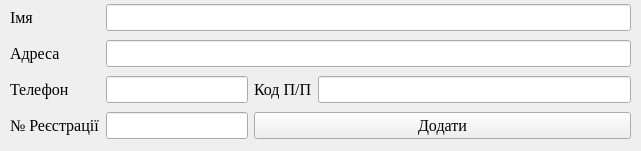
Old version of the form custumers_add.ui in the repository andrboyko/zbyt.
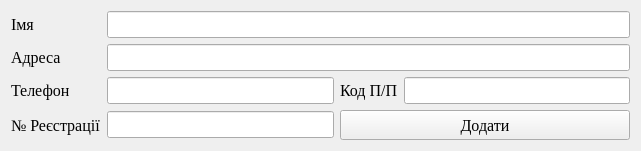
New version of the form. Icons and pictures are not drawn.

The edit to the form file:
```diff
--- a/custumers_add.ui
+++ b/custumers_add.ui
@@ -37,51 +37,7 @@
   <property name="windowTitle">
    <string>Додати замовника</string>
   </property>
-  <widget class="QWidget" name="gridLayoutWidget">
-   <property name="geometry">
-    <rect>
-     <x>10</x>
-     <y>1</y>
-     <width>621</width>
-     <height>141</height>
-    </rect>
-   </property>
    <layout class="QGridLayout" name="gridLayout">
-    <property name="sizeConstraint">
-     <enum>QLayout::SetMinimumSize</enum>
-    </property>
-    <property name="leftMargin">
-     <number>0</number>
-    </property>
-    <property name="topMargin">
-     <number>0</number>
-    </property>
-    <property name="rightMargin">
-     <number>0</number>
-    </property>
-    <property name="bottomMargin">
-     <number>0</number>
-    </property>
-    <property name="spacing">
-     <number>6</number>
-    </property>
-    <item row="2" column="1" colspan="2">
-     <widget class="QLineEdit" name="lineEdit_3"/>
-    </item>
-    <item row="1" column="0">
-     <widget class="QLabel" name="label_2">
-      <property name="text">
-       <string>Адреса</string>
-      </property>
-     </widget>
-    </item>
-    <item row="2" column="3">
-     <widget class="QLabel" name="label_4">
-      <property name="text">
-       <string>Код П/П</string>
-      </property>
-     </widget>
-    </item>
     <item row="0" column="0">
      <widget class="QLabel" name="label">
       <property name="text">
@@ -89,6 +45,13 @@
       </property>
      </widget>
     </item>
+   <item row="1" column="0">
+    <widget class="QLabel" name="label_2">
+     <property name="text">
+      <string>Адреса</string>
+     </property>
+    </widget>
+   </item>
     <item row="2" column="0">
      <widget class="QLabel" name="label_3">
       <property name="text">
@@ -96,23 +59,40 @@
       </property>
      </widget>
     </item>
-    <item row="2" column="4">
+   <item row="2" column="1">
+    <widget class="QLineEdit" name="lineEdit_3"/>
+   </item>
+   <item row="2" column="2">
+    <widget class="QLabel" name="label_4">
+     <property name="text">
+      <string>Код П/П</string>
+     </property>
+    </widget>
+   </item>
+   <item row="2" column="3">
      <widget class="QLineEdit" name="lineEdit_4"/>
     </item>
-    <item row="1" column="1" colspan="4">
-     <widget class="QLineEdit" name="lineEdit_2"/>
-    </item>
-    <item row="0" column="1" colspan="4">
-     <widget class="QLineEdit" name="lineEdit"/>
-    </item>
-    <item row="4" column="1" colspan="2">
+   <item row="3" column="0">
+    <widget class="QLabel" name="label_5">
+     <property name="text">
+      <string>№ Реєстрації</string>
+     </property>
+    </widget>
+   </item>
+   <item row="3" column="1">
      <widget class="QLineEdit" name="lineEdit_5"/>
     </item>
-    <item row="4" column="3" colspan="2">
+   <item row="3" column="2" colspan="2">
      <widget class="QPushButton" name="pushButton">
       <property name="enabled">
        <bool>true</bool>
       </property>
+     <property name="minimumSize">
+      <size>
+       <width>0</width>
+       <height>30</height>
+      </size>
+     </property>
       <property name="text">
        <string>Додати</string>
       </property>
@@ -122,15 +102,13 @@
       </property>
      </widget>
     </item>
-    <item row="4" column="0">
-     <widget class="QLabel" name="label_5">
-      <property name="text">
-       <string>№ Реєстрації</string>
-      </property>
-     </widget>
-    </item>
-   </layout>
-  </widget>
+   <item row="1" column="1" colspan="3">
+    <widget class="QLineEdit" name="lineEdit_2"/>
+   </item>
+   <item row="0" column="1" colspan="3">
+    <widget class="QLineEdit" name="lineEdit"/>
+   </item>
+  </layout>
  </widget>
  <tabstops>
   <tabstop>lineEdit</tabstop>
```
Lines whose indentation alone changed are shown as unchanged.
